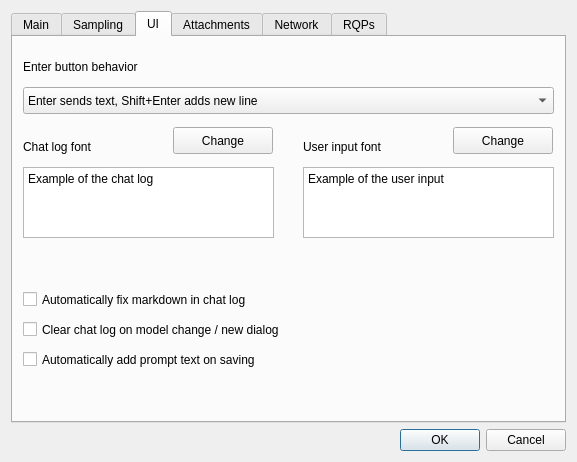
Old version of the form anna_graphica/settingsdialog.ui in the repository matrixsmaster/ANNA.
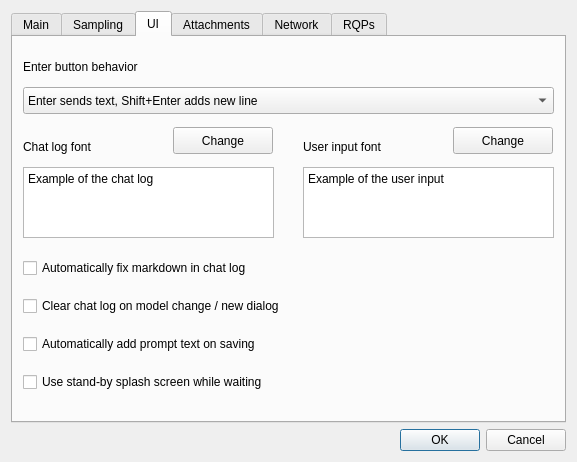
New version of the form. The open tabs and pages were chosen to show the change. Icons and pictures are not drawn.

Commit message: GUI: WIP on making BusyBox useful; unsuccessful for now

The edit to the form file:
```diff
--- a/anna_graphica/settingsdialog.ui
+++ b/anna_graphica/settingsdialog.ui
@@ -929,19 +929,6 @@
         <string>Enter button behavior</string>
        </property>
       </widget>
-      <widget class="QCheckBox" name="fixMD">
-       <property name="geometry">
-        <rect>
-         <x>10</x>
-         <y>250</y>
-         <width>531</width>
-         <height>25</height>
-        </rect>
-       </property>
-       <property name="text">
-        <string>Automatically fix markdown in chat log</string>
-       </property>
-      </widget>
       <widget class="QLabel" name="label_5">
        <property name="geometry">
         <rect>
@@ -1026,31 +1013,45 @@
         <string>Change</string>
        </property>
       </widget>
-      <widget class="QCheckBox" name="clearLog">
+      <widget class="QWidget" name="">
        <property name="geometry">
         <rect>
          <x>10</x>
-         <y>280</y>
+         <y>209</y>
          <width>531</width>
-         <height>25</height>
+         <height>161</height>
         </rect>
        </property>
-       <property name="text">
-        <string>Clear chat log on model change / new dialog</string>
-       </property>
-      </widget>
-      <widget class="QCheckBox" name="savePrompt">
-       <property name="geometry">
-        <rect>
-         <x>10</x>
-         <y>310</y>
-         <width>531</width>
-         <height>25</height>
-        </rect>
-       </property>
-       <property name="text">
-        <string>Automatically add prompt text on saving</string>
-       </property>
+       <layout class="QVBoxLayout" name="verticalLayout_11">
+        <item>
+         <widget class="QCheckBox" name="fixMD">
+          <property name="text">
+           <string>Automatically fix markdown in chat log</string>
+          </property>
+         </widget>
+        </item>
+        <item>
+         <widget class="QCheckBox" name="clearLog">
+          <property name="text">
+           <string>Clear chat log on model change / new dialog</string>
+          </property>
+         </widget>
+        </item>
+        <item>
+         <widget class="QCheckBox" name="savePrompt">
+          <property name="text">
+           <string>Automatically add prompt text on saving</string>
+          </property>
+         </widget>
+        </item>
+        <item>
+         <widget class="QCheckBox" name="useBusyBox">
+          <property name="text">
+           <string>Use stand-by splash screen while waiting</string>
+          </property>
+         </widget>
+        </item>
+       </layout>
       </widget>
      </widget>
      <widget class="QWidget" name="tab_6">
```
The commit also changes 7 other files.
